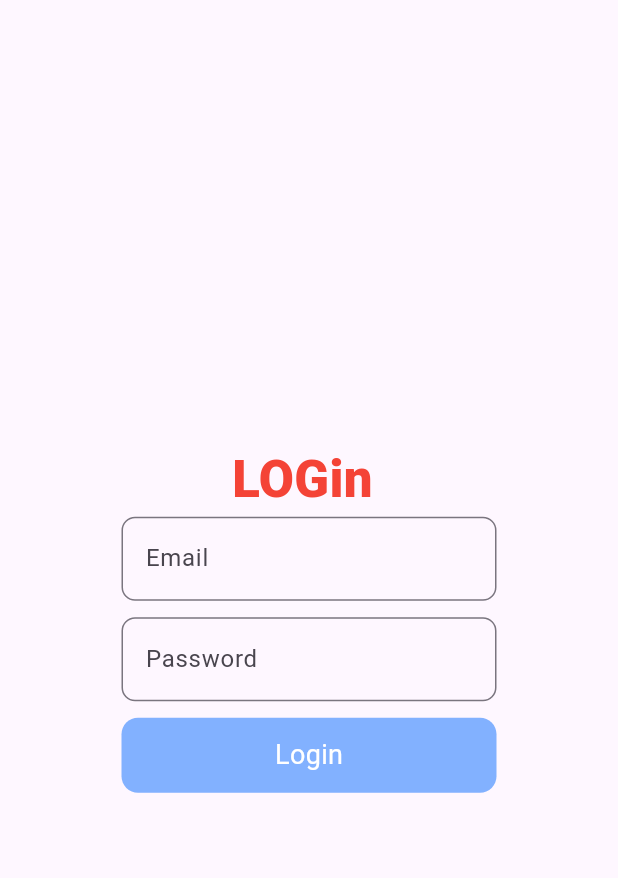
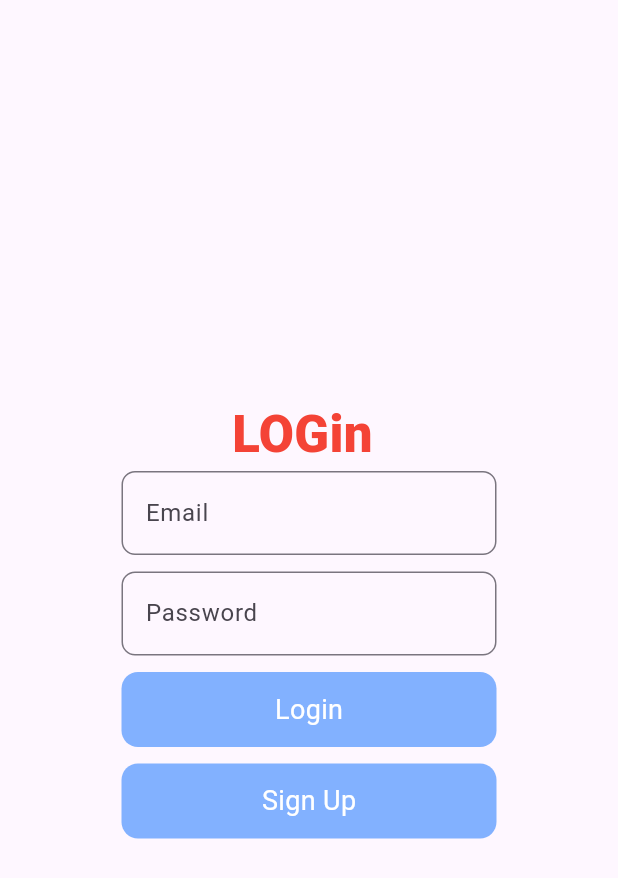
Before and after one commit to AfsanaDev/online_shop_app, a Flutter app: the screen it shows after launch, in the side drawer, after a tap on "My Product", on a phone screen of 412 x 824 dp. Shown: the top 878 px of the screen. Run offline on Flutter 3.47's test engine with Material 3 defaults, Android fonts, the phone set to English and light mode, and no system bars; our stand-ins replace get; network calls fail.

Commit message:
change some code and also add something  for improvement

```diff
--- a/lib/main.dart
+++ b/lib/main.dart
@@ -24,10 +24,10 @@ class MyApp extends StatelessWidget {
         useMaterial3: true,
       ),
       home:
-       // SplashPage(),
+       SplashPage(),
        // AllProductList(),
       // DashboardPage(),
-      MyProductListPage(),
+      // MyProductListPage(),
       debugShowCheckedModeBanner: false,
     );
   }
--- a/lib/pages/login_page.dart
+++ b/lib/pages/login_page.dart
@@ -6,6 +6,7 @@ import 'package:get/get_connect/http/src/utils/utils.dart';
 import 'package:http/http.dart';
 import 'package:online_shop_app/constants/endpoints.dart';
 import 'package:online_shop_app/pages/all_product_list.dart';
+import 'package:online_shop_app/pages/sign_up_page.dart';
 
 import '../constants/urls.dart';
 import 'my_product_list_page.dart';
@@ -113,6 +114,27 @@ class LoginPage extends StatelessWidget {
                   )),
                 ),
               ),
+              const SizedBox(
+                height: 11,
+              ),
+
+              GestureDetector(
+                onTap: () {
+                  Navigator.push(context, MaterialPageRoute(builder: (_)=>SignUpPage()));
+                },
+                child: Container(
+                  height: 50,
+                  decoration: BoxDecoration(
+                    color: Colors.blueAccent.shade100,
+                    borderRadius: BorderRadius.circular(11),
+                  ),
+                  child: const Center(
+                      child: Text(
+                        'Sign Up',
+                        style: TextStyle(fontSize: 18, color: Colors.white),
+                      )),
+                ),
+              ),
             ],
           ),
         ),
--- a/lib/pages/sign_up_page.dart
+++ b/lib/pages/sign_up_page.dart
@@ -48,7 +48,7 @@ class SignUpPage extends StatelessWidget {
           child: Column(
             mainAxisAlignment: MainAxisAlignment.center,
             children: [
-              Text("Sign Up",style: TextStyle(
+              const Text("Sign Up",style: TextStyle(
                 fontSize: 34,
                 fontWeight: FontWeight.w900,
                 color: Colors.red
```
Also changed, not shown: lib/pages/my_product_list_page.dart (+24 -2 lines).
